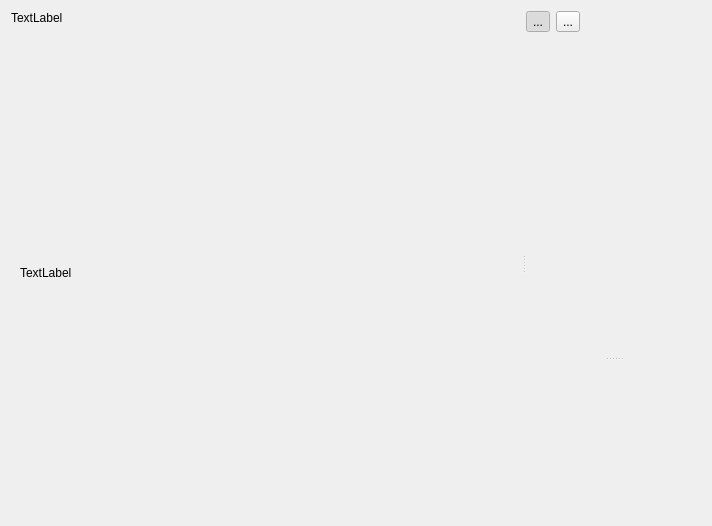
mhagar/MzKit, file gui/resources/AlignmentViewerWindow.ui: the form before one commit.
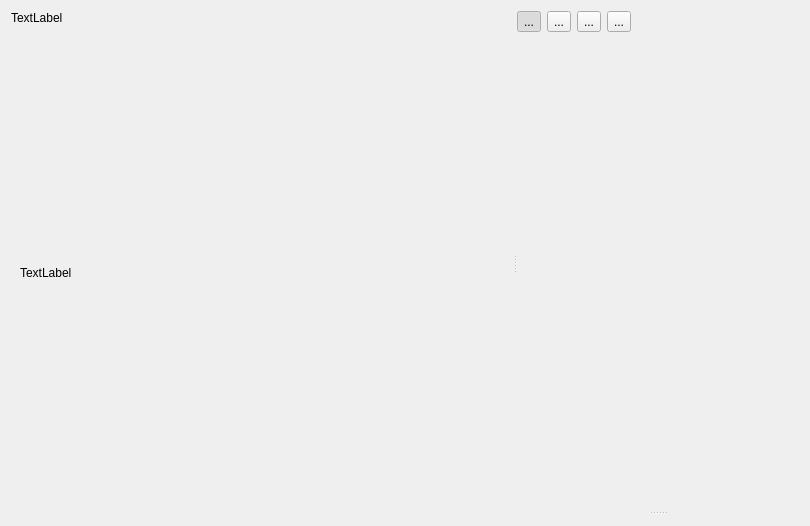
The form after the commit. Custom widgets are drawn as their Qt base class.

Commit message: Add hierarchical clustering view to Alignment Viewer

Patch:
```diff
--- a/gui/resources/AlignmentViewerWindow.ui
+++ b/gui/resources/AlignmentViewerWindow.ui
@@ -6,7 +6,7 @@
    <rect>
     <x>0</x>
     <y>0</y>
-    <width>712</width>
+    <width>810</width>
     <height>526</height>
    </rect>
   </property>
@@ -158,6 +158,26 @@
             </property>
            </widget>
           </item>
+          <item>
+           <widget class="QToolButton" name="btnClusterMode">
+            <property name="text">
+             <string>...</string>
+            </property>
+            <property name="checkable">
+             <bool>true</bool>
+            </property>
+           </widget>
+          </item>
+          <item>
+           <widget class="QToolButton" name="btnClusterParams">
+            <property name="text">
+             <string>...</string>
+            </property>
+            <property name="checkable">
+             <bool>false</bool>
+            </property>
+           </widget>
+          </item>
           <item>
            <spacer name="horizontalSpacer">
             <property name="orientation">
@@ -173,6 +193,16 @@
           </item>
          </layout>
         </item>
+        <item>
+         <widget class="AlignmentDendrogramWidget" name="plotDendrogram" native="true">
+          <property name="maximumSize">
+           <size>
+            <width>16777215</width>
+            <height>150</height>
+           </size>
+          </property>
+         </widget>
+        </item>
         <item>
          <widget class="AlignmentPlotWidget" name="plotAlignment" native="true"/>
         </item>
@@ -180,6 +210,9 @@
       </widget>
       <widget class="QWidget" name="verticalLayoutWidget_2">
        <layout class="QVBoxLayout" name="verticalLayout_2">
+        <property name="spacing">
+         <number>0</number>
+        </property>
         <item>
          <widget class="MSPlotWidget" name="plotMS1" native="true"/>
         </item>
@@ -215,6 +248,12 @@
    <header>gui.widgets.AlignmentPlotWidget</header>
    <container>1</container>
   </customwidget>
+  <customwidget>
+   <class>AlignmentDendrogramWidget</class>
+   <extends>QWidget</extends>
+   <header>gui.widgets.AlignmentDendrogramWidget</header>
+   <container>1</container>
+  </customwidget>
  </customwidgets>
  <resources/>
  <connections/>
```
The commit also changes 15 other files.
